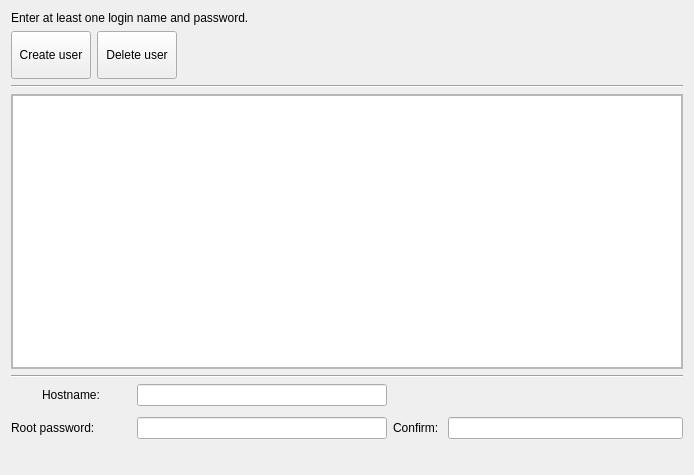
Before: the Qt Designer form src/modules/users/gui/page_usersetup.ui in calamares/calamares, drawn with Qt 5.
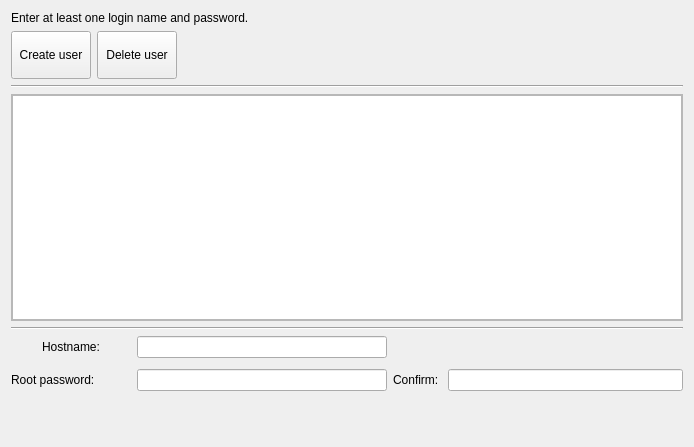
After: the same form once the commit is applied.

Commit message: Remove modal dialog and show warning message instead.

Patch:
```diff
--- a/src/modules/users/gui/page_usersetup.ui
+++ b/src/modules/users/gui/page_usersetup.ui
@@ -7,7 +7,7 @@
     <x>0</x>
     <y>0</y>
     <width>694</width>
-    <height>475</height>
+    <height>447</height>
    </rect>
   </property>
   <property name="windowTitle">
@@ -109,7 +109,7 @@
         <x>0</x>
         <y>0</y>
         <width>678</width>
-        <height>249</height>
+        <height>197</height>
        </rect>
       </property>
       <property name="sizePolicy">
@@ -270,6 +270,18 @@
      </item>
     </layout>
    </item>
+   <item>
+    <widget class="QLabel" name="labelNoUser">
+     <property name="font">
+      <font>
+       <italic>true</italic>
+      </font>
+     </property>
+     <property name="text">
+      <string/>
+     </property>
+    </widget>
+   </item>
   </layout>
  </widget>
  <resources/>
```
The commit also changes 1 other file.
